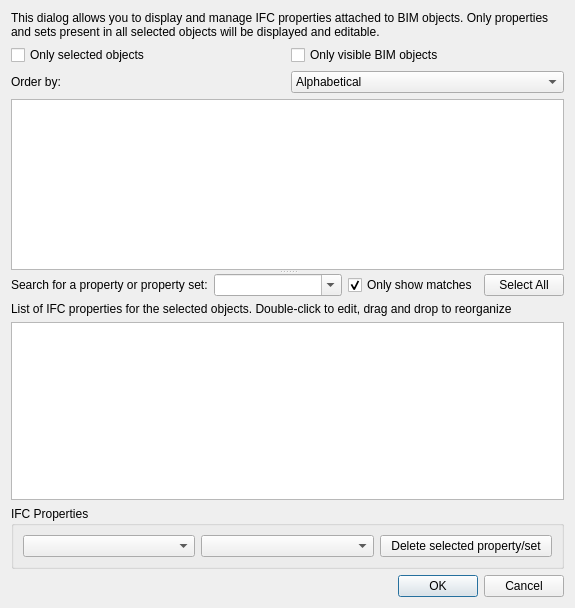
Qt form src/Mod/BIM/Resources/ui/dialogIfcProperties.ui (Syres916/FreeCAD) before a commit.
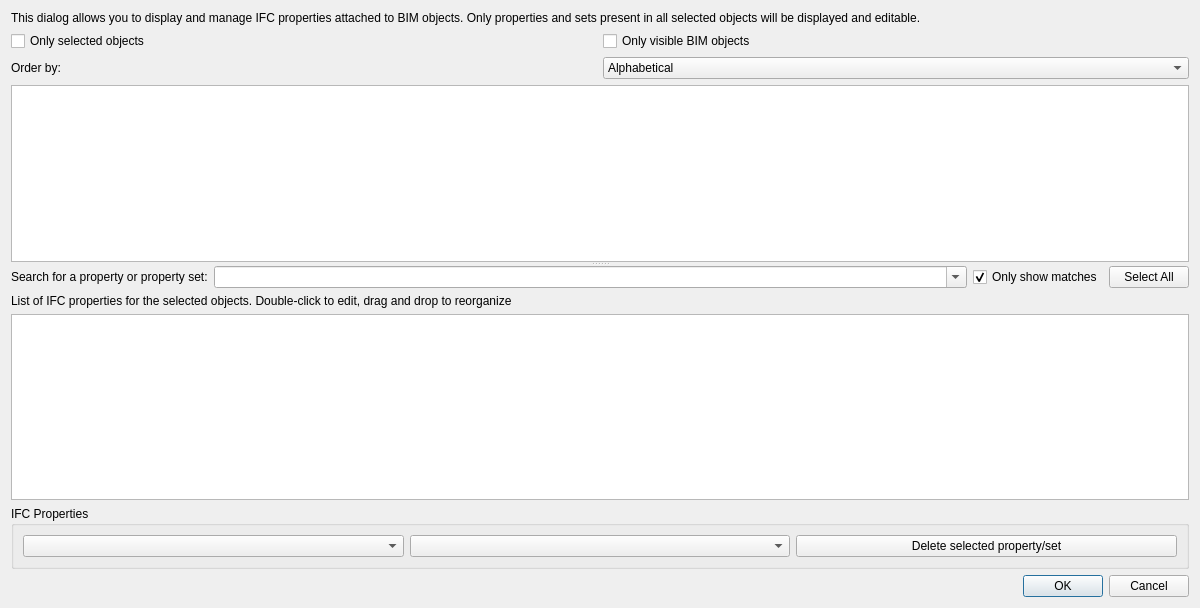
The same form after that commit. Icons and pictures are not drawn.

The edit to the form file:
```diff
--- a/src/Mod/BIM/Resources/ui/dialogIfcProperties.ui
+++ b/src/Mod/BIM/Resources/ui/dialogIfcProperties.ui
@@ -6,7 +6,7 @@
    <rect>
     <x>0</x>
     <y>0</y>
-    <width>575</width>
+    <width>1200</width>
     <height>608</height>
    </rect>
   </property>
```
